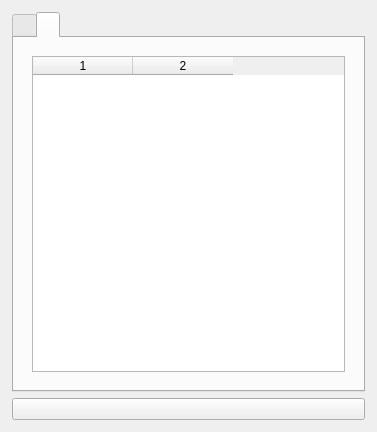
Before: the Qt Designer form org.nickvision.tubeconverter.qt/src/views/adddownloaddialog.ui in NickvisionApps/Parabolic, drawn with Qt 5.
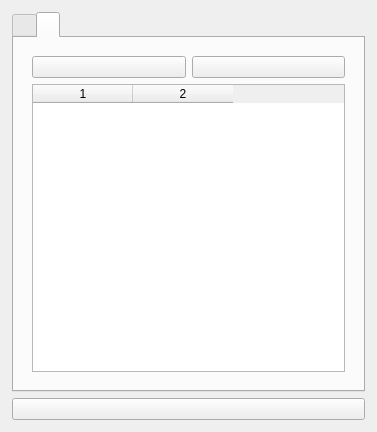
After: the same form once the commit is applied. The open tabs and pages were chosen to show the change. Icons and pictures are not drawn.

Commit message:
All - Select All/Deselect All Buttons in AddDownloadDialog (#899)
* Qt - Select All/Deselect All Buttons in AddDownloadDialog

* GNOME - Select All/Deselect All Buttons in AddDownloadDialog

* Update Translations

What changed in the file:
```diff
--- a/org.nickvision.tubeconverter.qt/src/views/adddownloaddialog.ui
+++ b/org.nickvision.tubeconverter.qt/src/views/adddownloaddialog.ui
@@ -273,6 +273,24 @@
              </widget>
              <widget class="QWidget" name="pageSubtitlesSingle">
               <layout class="QVBoxLayout" name="verticalLayout_8">
+               <item>
+                <layout class="QHBoxLayout" name="horizontalLayout_2">
+                 <item>
+                  <widget class="QPushButton" name="btnSelectAllSubtitlesSingle">
+                   <property name="icon">
+                    <iconset theme="edit-select-all"/>
+                   </property>
+                  </widget>
+                 </item>
+                 <item>
+                  <widget class="QPushButton" name="btnDeselectAllSubtitlesSingle">
+                   <property name="icon">
+                    <iconset theme="edit-clear"/>
+                   </property>
+                  </widget>
+                 </item>
+                </layout>
+               </item>
                <item>
                 <widget class="QTableWidget" name="tblSubtitlesSingle">
                  <property name="columnCount">
```
Left out of the diff: 20 changed lines with no effect on the pictures. The commit also changes 45 other files.
